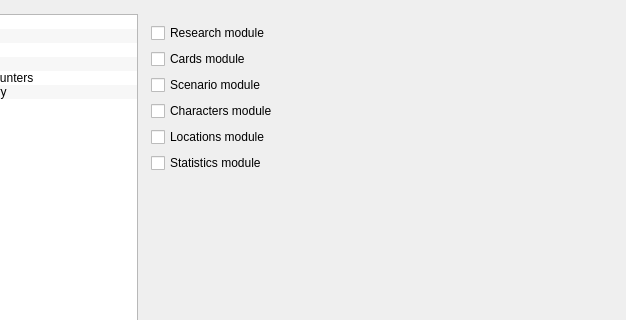
Qt form src/bin/scenarist-desktop/UserInterfaceLayer/Settings/SettingsView.ui (dimkanovikov/KITScenarist) before a commit; both pictures show x 92 to 718 and y 0 to 320 of the 718 by 656 pixel window.
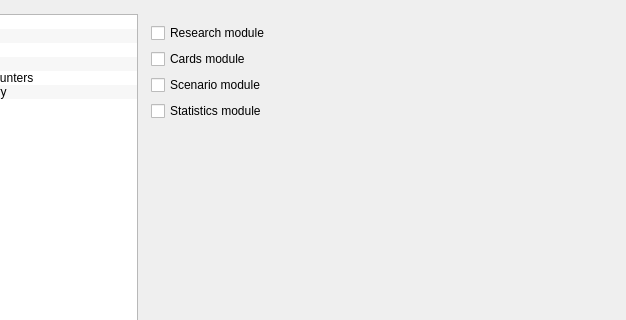
The same form after that commit. Icons and pictures are not drawn. Custom widgets are drawn as their Qt base class.

Commit message: Remove all files related to old characters and locations refs #44

Diff of the .ui file:
```diff
--- a/src/bin/scenarist-desktop/UserInterfaceLayer/Settings/SettingsView.ui
+++ b/src/bin/scenarist-desktop/UserInterfaceLayer/Settings/SettingsView.ui
@@ -385,20 +385,6 @@
                     </property>
                    </widget>
                   </item>
-                  <item>
-                   <widget class="QCheckBox" name="applicationModuleCharacters">
-                    <property name="text">
-                     <string>Characters module</string>
-                    </property>
-                   </widget>
-                  </item>
-                  <item>
-                   <widget class="QCheckBox" name="applicationModuleLocations">
-                    <property name="text">
-                     <string>Locations module</string>
-                    </property>
-                   </widget>
-                  </item>
                   <item>
                    <widget class="QCheckBox" name="applicationModuleStatistics">
                     <property name="text">
```
Left out of the diff: 2 changed lines with no effect on the pictures. The commit also changes 88 other files.
